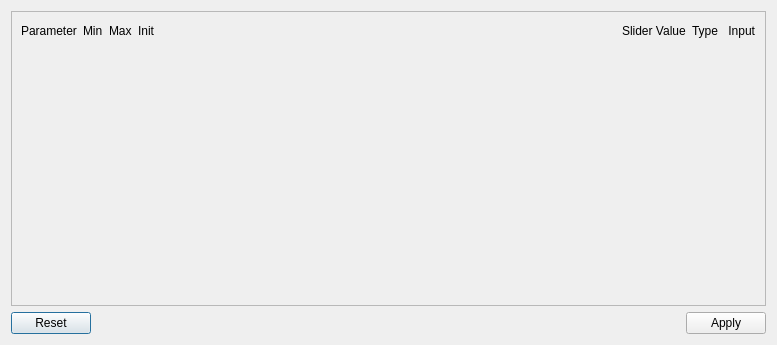
nmfs-ost/ss3-ssi, file src/dialogparameterview.ui: the form before one commit.
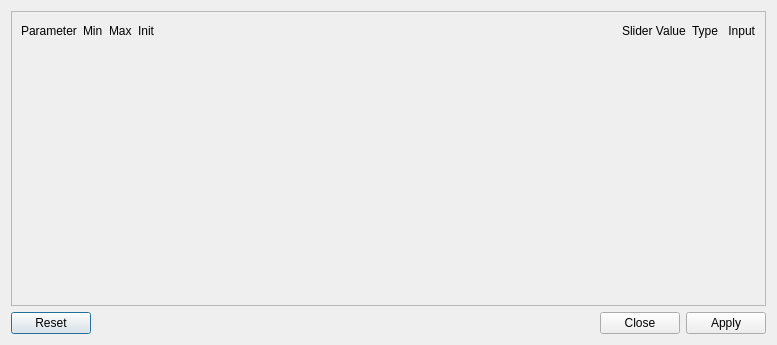
The form after the commit.

Diff of the .ui file:
```diff
--- a/src/dialogparameterview.ui
+++ b/src/dialogparameterview.ui
@@ -115,7 +115,7 @@
    <item>
     <widget class="QDialogButtonBox" name="buttonBox">
      <property name="standardButtons">
-      <set>QDialogButtonBox::Apply|QDialogButtonBox::Reset</set>
+      <set>QDialogButtonBox::Apply|QDialogButtonBox::Close|QDialogButtonBox::Reset</set>
      </property>
     </widget>
    </item>
```
